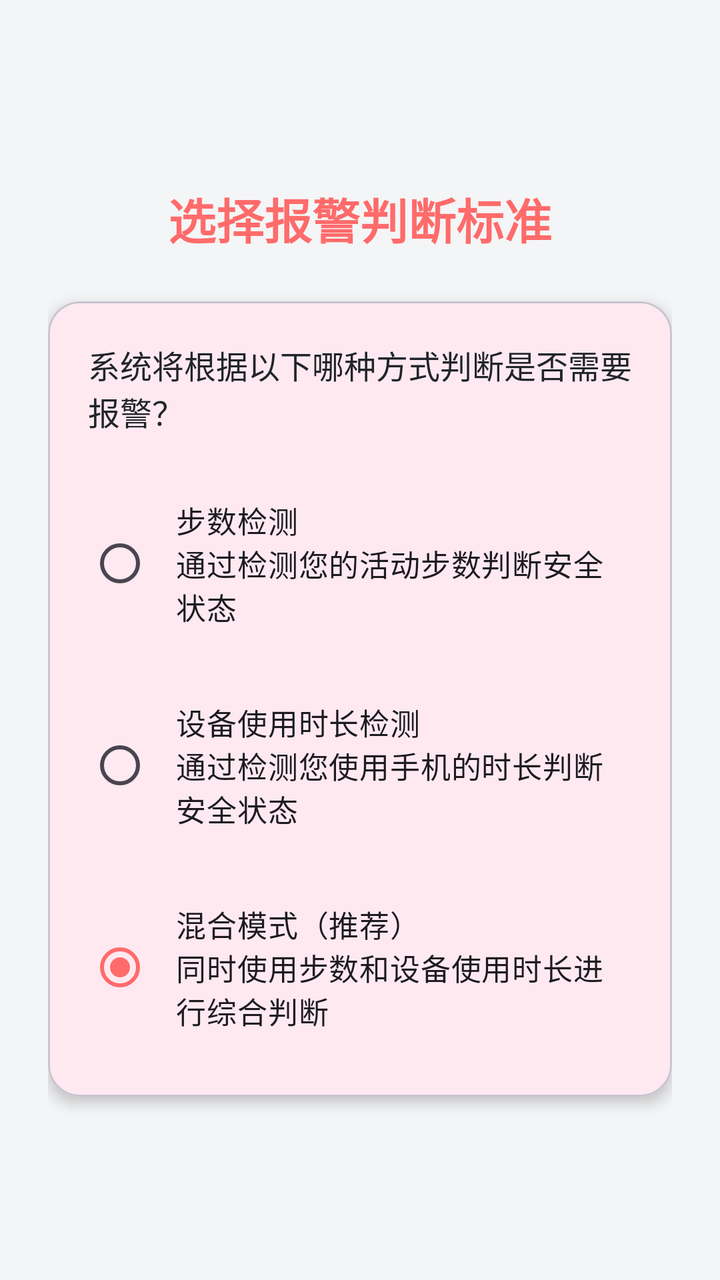
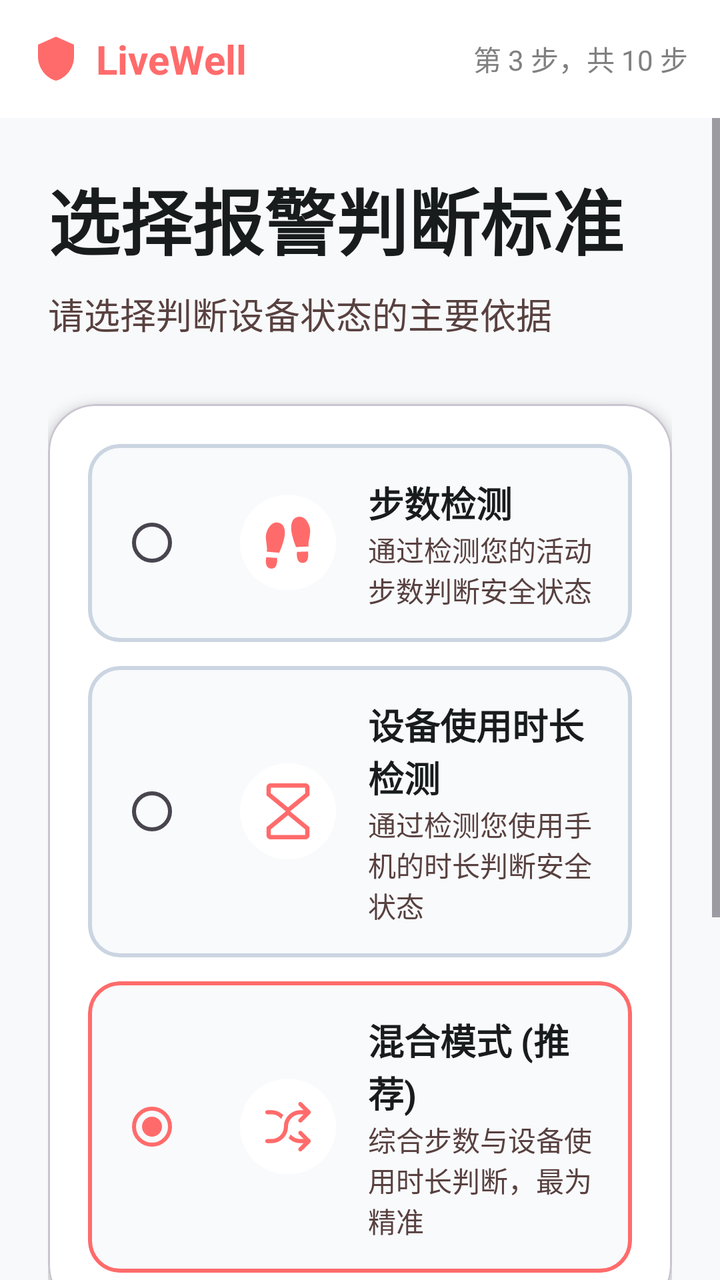

An Android layout rendered at two revisions. The XML below is the earlier revision; the diff shows what the commit changed to produce the second picture.
<!-- AndroidManifest.xml: application theme Theme.LiveWell -->
<!-- res/layout/fragment_guide_alert_criteria.xml -->
<?xml version="1.0" encoding="utf-8"?>
<ScrollView xmlns:android="http://schemas.android.com/apk/res/android"
    xmlns:app="http://schemas.android.com/apk/res-auto"
    android:layout_width="match_parent"
    android:layout_height="match_parent"
    android:fillViewport="true">

    <LinearLayout
        android:layout_width="match_parent"
        android:layout_height="wrap_content"
        android:orientation="vertical"
        android:padding="24dp"
        android:gravity="center">

        <TextView
            android:layout_width="wrap_content"
            android:layout_height="wrap_content"
            android:text="选择报警判断标准"
            android:textSize="24sp"
            android:textStyle="bold"
            android:textColor="@color/primary"
            android:layout_marginBottom="24dp"/>

        <com.google.android.material.card.MaterialCardView
            android:layout_width="match_parent"
            android:layout_height="wrap_content"
            app:cardCornerRadius="16dp"
            app:cardElevation="4dp">

            <LinearLayout
                android:layout_width="match_parent"
                android:layout_height="wrap_content"
                android:orientation="vertical"
                android:padding="20dp">

                <TextView
                    android:layout_width="match_parent"
                    android:layout_height="wrap_content"
                    android:text="系统将根据以下哪种方式判断是否需要报警？"
                    android:textSize="16sp"
                    android:textColor="@color/text_primary"
                    android:layout_marginBottom="20dp"/>

                <RadioGroup
                    android:id="@+id/radioGroupCriteria"
                    android:layout_width="match_parent"
                    android:layout_height="wrap_content"
                    android:orientation="vertical">

                    <RadioButton
                        android:id="@+id/radioStep"
                        android:layout_width="match_parent"
                        android:layout_height="wrap_content"
                        android:text="步数检测\n通过检测您的活动步数判断安全状态"
                        android:textSize="15sp"
                        android:padding="12dp"
                        android:layout_marginBottom="12dp"/>

                    <RadioButton
                        android:id="@+id/radioUsage"
                        android:layout_width="match_parent"
                        android:layout_height="wrap_content"
                        android:text="设备使用时长检测\n通过检测您使用手机的时长判断安全状态"
                        android:textSize="15sp"
                        android:padding="12dp"
                        android:layout_marginBottom="12dp"/>

                    <RadioButton
                        android:id="@+id/radioMixed"
                        android:layout_width="match_parent"
                        android:layout_height="wrap_content"
                        android:text="混合模式（推荐）\n同时使用步数和设备使用时长进行综合判断"
                        android:textSize="15sp"
                        android:padding="12dp"
                        android:checked="true"/>

                </RadioGroup>

            </LinearLayout>

        </com.google.android.material.card.MaterialCardView>

    </LinearLayout>

</ScrollView>
<!-- resources referenced by this layout -->
<resources>
  <color name="primary">#FF6B6B</color>
  <color name="text_primary">#212529</color>
  <style name="Theme.LiveWell" parent="Theme.Material3.DayNight.NoActionBar">
          <item name="colorPrimary">@color/primary</item>
          <item name="colorPrimaryVariant">@color/primary_dark</item>
          <item name="colorOnPrimary">@color/white</item>
          <item name="colorSecondary">@color/primary_light</item>
          <item name="colorSecondaryVariant">@color/primary</item>
          <item name="colorOnSecondary">@color/primary_dark</item>
          <item name="android:windowBackground">@color/background</item>
          <item name="android:statusBarColor">@color/primary</item>
      </style>
  <color name="primary_dark">#FF5252</color>
  <color name="white">#FFFFFF</color>
  <color name="primary_light">#FFE5E5</color>
  <color name="background">#F4F5F6</color>
</resources>

<!-- the commit's change to res/layout/fragment_guide_alert_criteria.xml (unified diff, before → after) -->
@@ -1,85 +1,318 @@
 <?xml version="1.0" encoding="utf-8"?>
-<ScrollView xmlns:android="http://schemas.android.com/apk/res/android"
+<LinearLayout xmlns:android="http://schemas.android.com/apk/res/android"
     xmlns:app="http://schemas.android.com/apk/res-auto"
     android:layout_width="match_parent"
     android:layout_height="match_parent"
-    android:fillViewport="true">
-
-    <LinearLayout
+    android:orientation="vertical"
+    android:background="#F8F9FA">
+
+    
+    <RelativeLayout
         android:layout_width="match_parent"
         android:layout_height="wrap_content"
-        android:orientation="vertical"
-        android:padding="24dp"
-        android:gravity="center">
-
-        <TextView
+        android:padding="16dp"
+        android:background="#FFFFFF">
+
+        <LinearLayout
             android:layout_width="wrap_content"
             android:layout_height="wrap_content"
-            android:text="选择报警判断标准"
-            android:textSize="24sp"
-            android:textStyle="bold"
-            android:textColor="@color/primary"
-            android:layout_marginBottom="24dp"/>
-
-        <com.google.android.material.card.MaterialCardView
+            android:orientation="horizontal"
+            android:gravity="center_vertical">
+            
+            <ImageView
+                android:layout_width="24dp"
+                android:layout_height="24dp"
+                android:src="@drawable/ic_shield_logo"
+                android:tint="#ff6b6b"/>
+
+            <TextView
+                android:layout_width="wrap_content"
+                android:layout_height="wrap_content"
+                android:text="LiveWell"
+                android:textStyle="bold"
+                android:textSize="20sp"
+                android:textColor="#ff6b6b"
+                android:layout_marginStart="8dp"/>
+        </LinearLayout>
+
+        <TextView
+            android:id="@+id/tvStepIndicator"
+            android:layout_width="wrap_content"
+            android:layout_height="wrap_content"
+            android:layout_alignParentEnd="true"
+            android:layout_centerVertical="true"
+            android:text="第 3 步，共 10 步"
+            android:textColor="#808080"
+            android:textSize="14sp"/>
+    </RelativeLayout>
+
+    <ScrollView
+        android:layout_width="match_parent"
+        android:layout_height="0dp"
+        android:layout_weight="1">
+
+        <LinearLayout
             android:layout_width="match_parent"
             android:layout_height="wrap_content"
-            app:cardCornerRadius="16dp"
-            app:cardElevation="4dp">
-
-            <LinearLayout
+            android:orientation="vertical"
+            android:padding="24dp"
+            android:paddingBottom="80dp">
+
+            
+            <TextView
                 android:layout_width="match_parent"
                 android:layout_height="wrap_content"
-                android:orientation="vertical"
-                android:padding="20dp">
-
-                <TextView
-                    android:layout_width="match_parent"
-                    android:layout_height="wrap_content"
-                    android:text="系统将根据以下哪种方式判断是否需要报警？"
-                    android:textSize="16sp"
-                    android:textColor="@color/text_primary"
-                    android:layout_marginBottom="20dp"/>
-
+                android:text="选择报警判断标准"
+                android:textColor="#191C1D"
+                android:textSize="36sp"
+                android:textStyle="bold"
+                android:lineSpacingExtra="4dp" />
+
+            <TextView
+                android:layout_width="match_parent"
+                android:layout_height="wrap_content"
+                android:layout_marginTop="8dp"
+                android:layout_marginBottom="32dp"
+                android:text="请选择判断设备状态的主要依据"
+                android:textColor="#584140"
+                android:textSize="18sp" />
+
+            
+            <com.google.android.material.card.MaterialCardView
+                android:layout_width="match_parent"
+                android:layout_height="wrap_content"
+                android:layout_marginBottom="16dp"
+                app:cardCornerRadius="24dp"
+                app:cardElevation="4dp"
+                app:cardBackgroundColor="#FFFFFF">
+                
                 <RadioGroup
                     android:id="@+id/radioGroupCriteria"
                     android:layout_width="match_parent"
                     android:layout_height="wrap_content"
-                    android:orientation="vertical">
-
-                    <RadioButton
-                        android:id="@+id/radioStep"
+                    android:orientation="vertical"
+                    android:padding="20dp">
+
+                    
+                    <com.google.android.material.card.MaterialCardView
+                        android:id="@+id/cardStep"
                         android:layout_width="match_parent"
                         android:layout_height="wrap_content"
-                        android:text="步数检测\n通过检测您的活动步数判断安全状态"
-                        android:textSize="15sp"
-                        android:padding="12dp"
-                        android:layout_marginBottom="12dp"/>
-
-                    <RadioButton
-                        android:id="@+id/radioUsage"
+                        android:layout_marginBottom="12dp"
+                        app:cardCornerRadius="16dp"
+                        app:cardElevation="0dp"
+                        app:cardBackgroundColor="#F8FAFC"
+                        app:strokeWidth="2dp"
+                        app:strokeColor="#CBD5E1"
+                        android:clickable="true"
+                        android:focusable="true"
+                        android:foreground="?attr/selectableItemBackground">
+                        
+                        <LinearLayout
+                            android:layout_width="match_parent"
+                            android:layout_height="wrap_content"
+                            android:orientation="horizontal"
+                            android:padding="16dp"
+                            android:gravity="center_vertical">
+                            
+                            <RadioButton
+                                android:id="@+id/radioStep"
+                                android:layout_width="wrap_content"
+                                android:layout_height="wrap_content"
+                                android:layout_marginEnd="12dp" />
+                            
+                            <ImageView
+                                android:layout_width="48dp"
+                                android:layout_height="48dp"
+                                android:src="@drawable/ic_steps"
+                                android:background="@drawable/bg_circle_white"
+                                android:padding="8dp" />
+                                
+                            <LinearLayout
+                                android:layout_width="0dp"
+                                android:layout_height="wrap_content"
+                                android:layout_weight="1"
+                                android:layout_marginStart="16dp"
+                                android:orientation="vertical">
+                                
+                                <TextView
+                                    android:layout_width="wrap_content"
+                                    android:layout_height="wrap_content"
+                                    android:text="步数检测"
+                                    android:textColor="#191C1D"
+                                    android:textSize="18sp"
+                                    android:textStyle="bold" />
+                                    
+                                <TextView
+                                    android:layout_width="wrap_content"
+                                    android:layout_height="wrap_content"
+                                    android:text="通过检测您的活动步数判断安全状态"
+                                    android:textColor="#584140"
+                                    android:textSize="14sp" />
+                            </LinearLayout>
+                        </LinearLayout>
+                    </com.google.android.material.card.MaterialCardView>
+
+                    
+                    <com.google.android.material.card.MaterialCardView
+                        android:id="@+id/cardUsage"
                         android:layout_width="match_parent"
                         android:layout_height="wrap_content"
-                        android:text="设备使用时长检测\n通过检测您使用手机的时长判断安全状态"
-                        android:textSize="15sp"
-                        android:padding="12dp"
-                        android:layout_marginBottom="12dp"/>
-
-                    <RadioButton
-                        android:id="@+id/radioMixed"
+                        android:layout_marginBottom="12dp"
+                        app:cardCornerRadius="16dp"
+                        app:cardElevation="0dp"
+                        app:cardBackgroundColor="#F8FAFC"
+                        app:strokeWidth="2dp"
+                        app:strokeColor="#CBD5E1"
+                        android:clickable="true"
+                        android:focusable="true"
+                        android:foreground="?attr/selectableItemBackground">
+                        
+                        <LinearLayout
+                            android:layout_width="match_parent"
+                            android:layout_height="wrap_content"
+                            android:orientation="horizontal"
+                            android:padding="16dp"
+                            android:gravity="center_vertical">
+                            
+                            <RadioButton
+                                android:id="@+id/radioUsage"
+                                android:layout_width="wrap_content"
+                                android:layout_height="wrap_content"
+                                android:layout_marginEnd="12dp" />
+                            
+                            <ImageView
+                                android:layout_width="48dp"
+                                android:layout_height="48dp"
+                                android:src="@drawable/ic_usage_time"
+                                android:background="@drawable/bg_circle_white"
+                                android:padding="8dp" />
+                                
+                            <LinearLayout
+                                android:layout_width="0dp"
+                                android:layout_height="wrap_content"
+                                android:layout_weight="1"
+                                android:layout_marginStart="16dp"
+                                android:orientation="vertical">
+                                
+                                <TextView
+                                    android:layout_width="wrap_content"
+                                    android:layout_height="wrap_content"
+                                    android:text="设备使用时长检测"
+                                    android:textColor="#191C1D"
+                                    android:textSize="18sp"
+                                    android:textStyle="bold" />
+                                    
+                                <TextView
+                                    android:layout_width="wrap_content"
+                                    android:layout_height="wrap_content"
+                                    android:text="通过检测您使用手机的时长判断安全状态"
+                                    android:textColor="#584140"
+                                    android:textSize="14sp" />
+                            </LinearLayout>
+                        </LinearLayout>
+                    </com.google.android.material.card.MaterialCardView>
+
+                    
+                    <com.google.android.material.card.MaterialCardView
+                        android:id="@+id/cardMixed"
                         android:layout_width="match_parent"
                         android:layout_height="wrap_content"
-                        android:text="混合模式（推荐）\n同时使用步数和设备使用时长进行综合判断"
-                        android:textSize="15sp"
-                        android:padding="12dp"
-                        android:checked="true"/>
-
+                        app:cardCornerRadius="16dp"
+                        app:cardElevation="0dp"
+                        app:cardBackgroundColor="#F8FAFC"
+                        app:strokeWidth="2dp"
+                        app:strokeColor="#ff6b6b"
+                        android:clickable="true"
+                        android:focusable="true"
+                        android:foreground="?attr/selectableItemBackground">
+                        
+                        <LinearLayout
+                            android:layout_width="match_parent"
+                            android:layout_height="wrap_content"
+                            android:orientation="horizontal"
+                            android:padding="16dp"
+                            android:gravity="center_vertical">
+                            
+                            <RadioButton
+                                android:id="@+id/radioMixed"
+                                android:layout_width="wrap_content"
+                                android:layout_height="wrap_content"
+                                android:checked="true"
+                                android:layout_marginEnd="12dp" />
+                            
+                            <ImageView
+                                android:layout_width="48dp"
+                                android:layout_height="48dp"
+                                android:src="@drawable/ic_mixed_mode"
+                                android:background="@drawable/bg_circle_white"
+                                android:padding="8dp" />
+                                
+                            <LinearLayout
+                                android:layout_width="0dp"
+                                android:layout_height="wrap_content"
+                                android:layout_weight="1"
+                                android:layout_marginStart="16dp"
+                                android:orientation="vertical">
+                                
+                                <TextView
+                                    android:layout_width="wrap_content"
+                                    android:layout_height="wrap_content"
+                                    android:text="混合模式 (推荐)"
+                                    android:textColor="#191C1D"
+                                    android:textSize="18sp"
+                                    android:textStyle="bold" />
+                                    
+                                <TextView
+                                    android:layout_width="wrap_content"
+                                    android:layout_height="wrap_content"
+                                    android:text="综合步数与设备使用时长判断，最为精准"
+                                    android:textColor="#584140"
+                                    android:textSize="14sp" />
+                            </LinearLayout>
+                        </LinearLayout>
+                    </com.google.android.material.card.MaterialCardView>
                 </RadioGroup>
-
-            </LinearLayout>
-
-        </com.google.android.material.card.MaterialCardView>
-
-    </LinearLayout>
-
-</ScrollView>
+            </com.google.android.material.card.MaterialCardView>
+
+            
+            <com.google.android.material.card.MaterialCardView
+                android:layout_width="match_parent"
+                android:layout_height="wrap_content"
+                android:layout_marginTop="24dp"
+                app:cardBackgroundColor="#FFE5E5"
+                app:cardCornerRadius="24dp"
+                app:cardElevation="1dp"
+                app:strokeWidth="1dp"
+                app:strokeColor="#FFFFFF">
+                
+                <LinearLayout
+                    android:layout_width="match_parent"
+                    android:layout_height="wrap_content"
+                    android:orientation="vertical"
+                    android:padding="24dp">
+                    
+                    <TextView
+                        android:layout_width="wrap_content"
+                        android:layout_height="wrap_content"
+                        android:text="安全小贴士"
+                        android:textColor="#AE2F34"
+                        android:textSize="12sp"
+                        android:textStyle="bold"
+                        android:letterSpacing="0.1" />
+                        
+                    <TextView
+                        android:layout_width="match_parent"
+                        android:layout_height="wrap_content"
+                        android:layout_marginTop="12dp"
+                        android:text="为了提供最可靠的安全保障，我们建议保持\u201c混合模式\u201d。如果监测到设备处于异常静止且无交互状态超过您设定的阈值，系统将自动触发安全预警。"
+                        android:textColor="#191C1D"
+                        android:textSize="14sp"
+                        android:lineSpacingMultiplier="1.4" />
+                </LinearLayout>
+            </com.google.android.material.card.MaterialCardView>
+
+        </LinearLayout>
+    </ScrollView>
+
+</LinearLayout>
<!-- resource entries referenced after the edit -->
@@ -1,7 +1,43 @@
 <!-- resources referenced by this layout -->
 <resources>
+  <!-- drawable bg_circle_white (drawable) -->
+  <?xml version="1.0" encoding="utf-8"?>
+  <shape xmlns:android="http://schemas.android.com/apk/res/android"
+      android:shape="oval">
+      <solid android:color="#FFFFFF" />
+  </shape>
+  <!-- drawable ic_mixed_mode: vector/xml drawable (drawable, 2336 chars, omitted) -->
+  <!-- drawable ic_shield_logo (drawable) -->
+  <vector xmlns:android="http://schemas.android.com/apk/res/android"
+      android:width="24dp"
+      android:height="24dp"
+      android:viewportWidth="24"
+      android:viewportHeight="24">
+      <path
+          android:fillColor="#FF000000"
+          android:pathData="M12,1L3,5v6c0,5.55 3.84,10.74 9,12 5.16,-1.26 9,-6.45 9,-12V5l-9,-4z"/>
+  </vector>
+  <!-- drawable ic_steps (drawable) -->
+  <vector xmlns:android="http://schemas.android.com/apk/res/android"
+      android:width="200dp"
+      android:height="200dp"
+      android:viewportWidth="1024"
+      android:viewportHeight="1024">
+      <path
+          android:fillColor="#ff6b6b"
+          android:pathData="M165.2,745.2s-37.7,158.9 59.2,179C358.3,952 339,757.4 339,757.4l-173.8,-12.2zM356.9,191.4c-127.6,-26.5 -185,139.8 -193.4,175.5 -20.8,89.3 25.7,216.5 8.7,289.3l199.2,17.4S424,557.2 449,450.1c0,0 60.8,-227 -92.1,-258.7zM863.1,282.7c-6.9,-36.2 -57.6,-205.4 -187.6,-183.8 -155.9,25.9 -104.4,256.2 -104.4,256.2 20.5,108.5 68.5,227.4 68.5,227.4l202,-9.7c-14,-73.7 38.6,-199.7 21.5,-290.1zM656.2,659.5s-27.8,197.2 107.5,174.2c97.9,-16.7 67.1,-179.8 67.1,-179.8l-174.6,5.6z"/>
+  </vector>
+  <!-- drawable ic_usage_time (drawable) -->
+  <vector xmlns:android="http://schemas.android.com/apk/res/android"
+      android:width="200dp"
+      android:height="200dp"
+      android:viewportWidth="1024"
+      android:viewportHeight="1024">
+      <path
+          android:fillColor="#ff6b6b"
+          android:pathData="M787.69,960H236.31c-41.33,0 -68.92,-27.56 -68.92,-68.92V767.03L477.54,512 167.38,256.97V132.92c0,-41.36 27.6,-68.92 68.92,-68.92h551.38c41.33,0 68.92,27.56 68.92,68.92v124.05L546.46,512l310.15,255.03v124.05c0.01,41.36 -27.59,68.92 -68.92,68.92zM512,574.02L236.31,801.46v89.59h551.38v-89.59L512,574.02zM236.31,132.92v89.59L512,449.94l275.69,-227.43v-89.59H236.31z"/>
+  </vector>
   <color name="primary">#FF6B6B</color>
-  <color name="text_primary">#212529</color>
   <style name="Theme.LiveWell" parent="Theme.Material3.DayNight.NoActionBar">
           <item name="colorPrimary">@color/primary</item>
           <item name="colorPrimaryVariant">@color/primary_dark</item>
